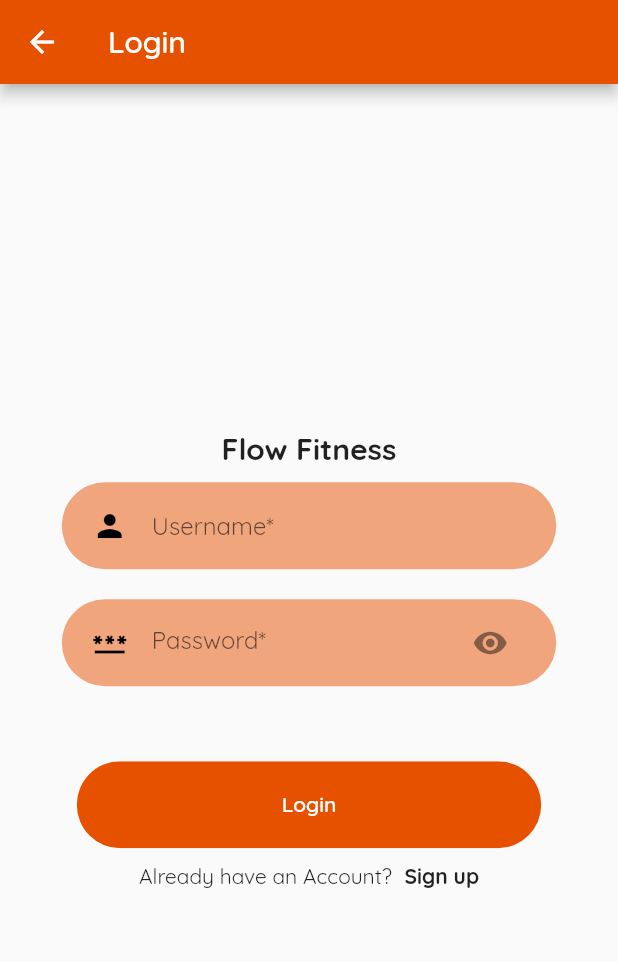
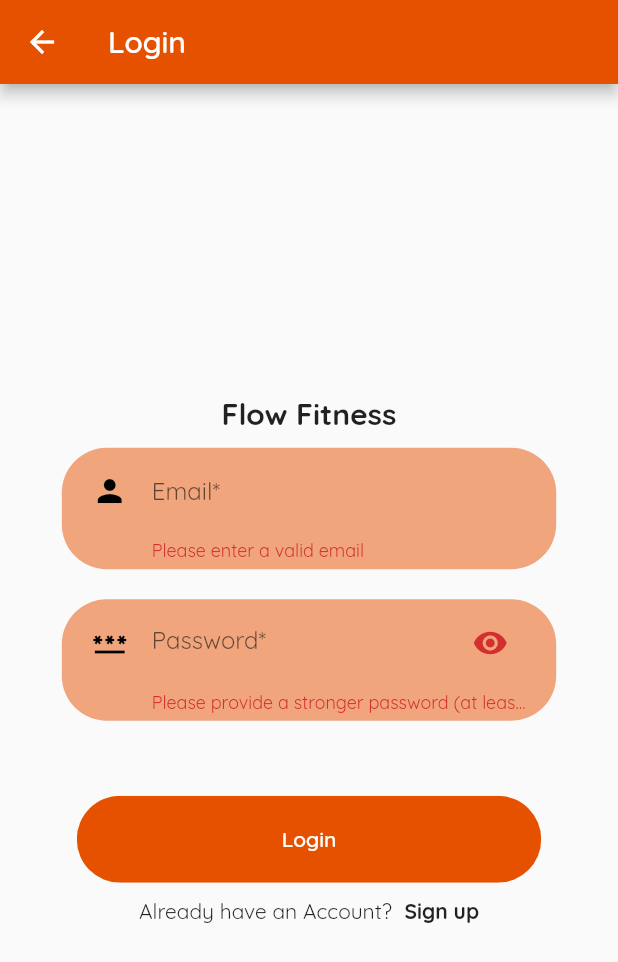
Before and after one commit to notjacobjun/Flow-Fitness, a Flutter app: the LoginScreen screen opened by its route, after a tap on "Login", on a phone screen of 412 x 824 dp. Shown: the top 962 px of the screen. Run offline on Flutter 3.47's test engine with Material 2 defaults, Android fonts, the phone set to English and light mode, and no system bars; our stand-ins replace firebase_auth, firebase_core; accounts and stored records are empty.

Commit message:
Firebase auth working
- Still not fully tested
- Need to dispose of Loginbody listener after the state of the login body
widget is inactive

```diff
--- a/lib/components/onboard/login/login_body.dart
+++ b/lib/components/onboard/login/login_body.dart
@@ -1,8 +1,10 @@
 import 'package:firebase_auth/firebase_auth.dart';
+import 'package:firebase_core/firebase_core.dart';
 import 'package:flutter/material.dart';
 import 'package:interactive_workout_app/components/onboard/Welcome/rounded_button.dart';
 import 'package:interactive_workout_app/components/onboard/alternate_onboard_option.dart';
 import 'package:interactive_workout_app/components/onboard/login/login_background.dart';
+import 'package:interactive_workout_app/screens/home_screen.dart';
 import 'package:interactive_workout_app/screens/registration_screen.dart';
 import 'package:interactive_workout_app/services/authentication_service.dart';
 import 'package:interactive_workout_app/widgets/RoundedInputField.dart';
@@ -17,32 +19,43 @@ class LoginBody extends StatefulWidget {
 
 class _LoginBodyState extends State<LoginBody> {
   AuthenticationService authenticationService;
+// configure the formKey
+  final _formKey = GlobalKey<FormState>();
+  String _email, _password;
 
   bool checkIfLoginValid(String username, String password) {
     return false;
   }
 
-// configure the formKey
-  final _formKey = GlobalKey<FormState>();
-  final userController = TextEditingController();
-  final passwordController = TextEditingController();
-
-  @override
-  void dispose() {
-    // Clean up the controller when the widget is disposed.
-    userController.dispose();
-    passwordController.dispose();
-    super.dispose();
-  }
-
+// TODO dispose of this listener once the state of this class is inactive
+// (not using login page anymore)
   void checkUserStatus() {
     FirebaseAuth.instance.authStateChanges().listen((User user) {
       if (user == null) {
         print('User is currently signed out!');
       } else {
         print('User is signed in!');
+        Navigator.of(context).pushReplacementNamed(HomeScreen.routeName);
       }
     });
+  }
+
+  void login() {
+    final formState = _formKey.currentState;
+    if (formState.validate()) {
+      // save the form items into the fields then use the fields for validation
+      formState.save();
+      // TODO consider adding progress bar for this, because it could be a slow
+      // operation depending on network speed I think (not 100% sure)
+      authenticationService.signIn(email: _email, password: _password);
+      checkUserStatus();
+    }
+  }
+
+  @override
+  void dispose() {
+    // TODO dispose of the listener above
+    super.dispose();
   }
 
   @override
@@ -52,6 +65,8 @@ class _LoginBodyState extends State<LoginBody> {
     Size size = MediaQuery.of(context).size;
     return LoginBackground(
       child: SingleChildScrollView(
+        child: Form(
+          key: _formKey,
           child: Column(
             mainAxisAlignment: MainAxisAlignment.center,
             children: [
@@ -60,23 +75,40 @@ class _LoginBodyState extends State<LoginBody> {
                 style: TextStyle(fontSize: 20, fontWeight: FontWeight.bold),
               ),
               RoundedInputField(
-              child: TextField(
-                controller: userController,
+                child: TextFormField(
                   cursorColor: Theme.of(context).accentColor,
+                  // ignore: missing_return
+                  validator: (input) {
+                    // checks the email input according to HTML 5 email
+                    // validation specifications
+                    bool emailValid = RegExp(
+                            r"^[a-zA-Z0-9.a-zA-Z0-9.!#$%&'*+-/=?^_`{|}~]+@[a-zA-Z0-9]+\.[a-zA-Z]+")
+                        .hasMatch(input);
+                    if (!emailValid) {
+                      return "Please enter a valid email";
+                    }
+                  },
+                  onSaved: (input) => _email = input,
                   decoration: InputDecoration(
                     border: InputBorder.none,
                     icon: Icon(
                       Icons.person,
                       color: Theme.of(context).accentColor,
                     ),
-                  hintText: "Username*",
+                    hintText: "Email*",
                   ),
                 ),
               ),
               RoundedInputField(
-              child: TextField(
-                controller: passwordController,
+                child: TextFormField(
                   cursorColor: Theme.of(context).accentColor,
+                  // ignore: missing_return
+                  validator: (input) {
+                    if (input.length < 6) {
+                      return "Please provide a stronger password (at least 6 characters)";
+                    }
+                  },
+                  onSaved: (input) => _password = input,
                   decoration: InputDecoration(
                     border: InputBorder.none,
                     icon: Icon(
@@ -86,6 +118,7 @@ class _LoginBodyState extends State<LoginBody> {
                     hintText: "Password*",
                     suffixIcon: Icon(Icons.visibility),
                   ),
+                  obscureText: true,
                 ),
               ),
               SizedBox(
@@ -94,12 +127,7 @@ class _LoginBodyState extends State<LoginBody> {
               RoundedButton(
                 message: "Login",
                 color: Theme.of(context).primaryColor,
-              function: () {
-                authenticationService.signIn(
-                    email: userController.text,
-                    password: passwordController.text);
-                checkUserStatus();
-              },
+                function: login,
               ),
               AlternateOnBoardOption(
                 size: size,
@@ -110,6 +138,7 @@ class _LoginBodyState extends State<LoginBody> {
             ],
           ),
         ),
+      ),
     );
   }
 }
--- a/lib/components/onboard/welcome/welcome_body.dart
+++ b/lib/components/onboard/welcome/welcome_body.dart
@@ -29,7 +29,9 @@ class WelcomeBody extends StatelessWidget {
             RoundedButton(
               message: "Register",
               // TODO configure this to add a new user to the app
-              function: () {},
+              function: () {
+                Navigator.of(context).pushNamed(RegistrationScreen.routeName);
+              },
               color: Theme.of(context).accentColor,
             ),
           ],
--- a/lib/main.dart
+++ b/lib/main.dart
@@ -40,7 +40,7 @@ class MyApp extends StatelessWidget {
           '/': (ctx) => AuthenticationWrapper(),
           WelcomeScreen.routeName: (ctx) => WelcomeScreen(),
           CategoriesScreen.routeName: (ctx) => CategoriesScreen(),
-          HomeScreen.routeName: (ctx) => HomeScreen(),
+          HomeScreen.routeName: (ctx) => HomeScreen(ctx),
           LoginScreen.routeName: (ctx) => LoginScreen(),
           RegistrationScreen.routeName: (ctx) => RegistrationScreen(),
         },
@@ -56,7 +56,7 @@ class AuthenticationWrapper extends StatelessWidget {
     final firebaseUser = context.watch<User>();
     if (firebaseUser != null) {
       print("user is signed in");
-      return HomeScreen();
+      return HomeScreen(context);
     } else {
       print("User is not signed in");
       return WelcomeScreen();
--- a/lib/services/authentication_service.dart
+++ b/lib/services/authentication_service.dart
@@ -13,11 +13,12 @@ class AuthenticationService {
 
   Future<String> signIn({String email, String password}) async {
     try {
-      await _firebaseAuth.signInWithEmailAndPassword(
+      UserCredential user = await _firebaseAuth.signInWithEmailAndPassword(
           email: email, password: password);
       return "Signed in";
     } on FirebaseAuthException catch (e) {
-      return e.message;
+      print(e.message);
+      return "Wrong credentials";
     }
   }
 
```
Also changed, not shown: lib/screens/home_screen.dart (+13 -8 lines). Lines whose indentation alone changed are shown as unchanged.
